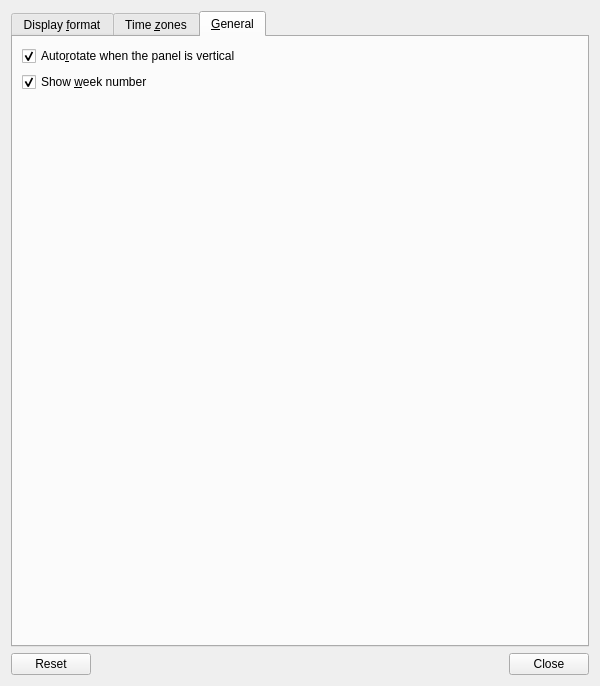
Before: the Qt Designer form plugin-worldclock/lxqtworldclockconfiguration.ui in lxqt/lxqt-panel, drawn with Qt 5.
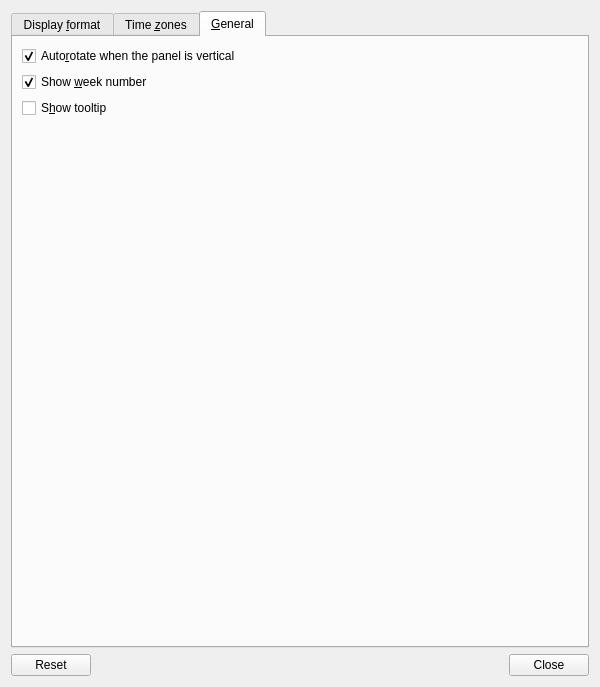
After: the same form once the commit is applied. The open tabs and pages were chosen to show the change.

Commit message:
Added date tooltip to worldclock (#1336)
* Added date tooltip to worldclock

* Set tooltip on widget instead of label

* Work in progres, add customizable tooltip format

* restored to clean state

* work in progress, added checkbock for showing tooltip. Not ready yet

* Moved checking showTooltip to check settings func

* tooltip is now shown or hidden, due to settings

* cleaned

* Correct typo, init variable, moved checkbox to other tab

* Fixed tab order

* Event filter for showing tooltip

* moved qtooltip include to *.cpp

Diff of the .ui file:
```diff
--- a/plugin-worldclock/lxqtworldclockconfiguration.ui
+++ b/plugin-worldclock/lxqtworldclockconfiguration.ui
@@ -7,7 +7,7 @@
     <x>0</x>
     <y>0</y>
     <width>600</width>
-    <height>686</height>
+    <height>687</height>
    </rect>
   </property>
   <property name="windowTitle">
@@ -539,6 +539,13 @@
          </property>
         </widget>
        </item>
+       <item>
+        <widget class="QCheckBox" name="showTooltipCB">
+         <property name="text">
+          <string>S&amp;how tooltip</string>
+         </property>
+        </widget>
+       </item>
        <item>
         <spacer name="verticalSpacer">
          <property name="orientation">
```
Left out of the diff: 3 changed lines with no effect on the pictures. The commit also changes 3 other files.
